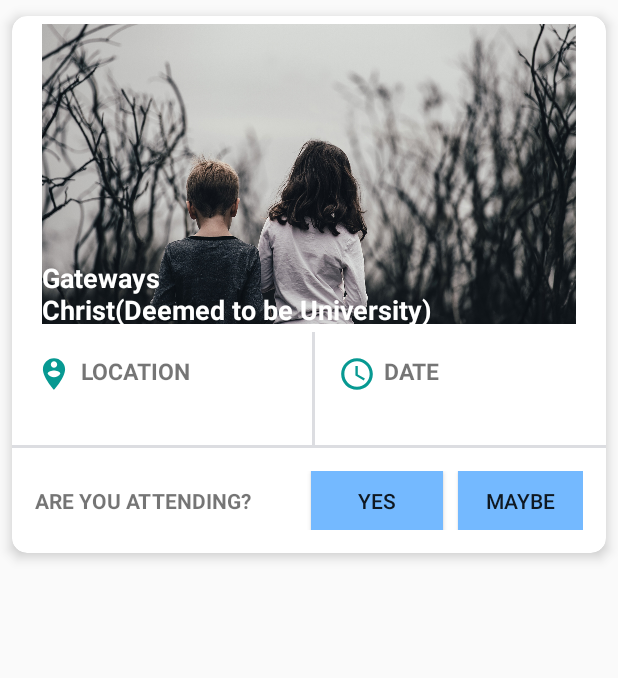
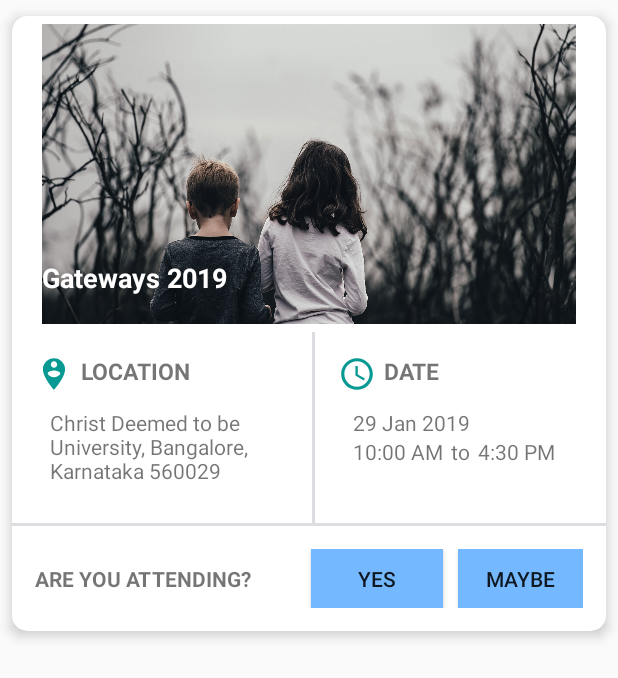
Before and after one commit to Vikash29Singh/EventManagement, an Android app: the layout recyclerview_list_row.xml on its own in the app's theme, with its tools: preview values and no code run, on a phone screen of 412 x 824 dp. Shown: the top 678 px of the screen. Run offline under Robolectric (Android 15) with nearby library versions, the phone set to English and light mode, and no system bars.

Commit message:
new recycler

```diff
--- a/app/src/main/res/layout/recyclerview_list_row.xml
+++ b/app/src/main/res/layout/recyclerview_list_row.xml
@@ -26,7 +26,7 @@
                 android:id="@+id/event_name"
                 android:textAlignment="textStart"
                 android:layout_height="wrap_content"
-                android:text=" Gateways \n Christ(Deemed to be University)"
+                android:text=" Gateways 2019"
                 android:elevation="100dp"
                 android:textColor="@color/white"
                 android:textStyle="bold"
@@ -84,7 +84,9 @@
                         <TextView
                             android:layout_width="wrap_content"
                             android:layout_height="wrap_content"
-                            android:id="@+id/address"/>
+                            android:id="@+id/address"
+                            android:padding="10dp"
+                            android:text="Christ Deemed to be University, Bangalore, Karnataka 560029"/>
 
                     </LinearLayout>
 
@@ -119,10 +121,42 @@
 
                         </LinearLayout>
 
+                        <LinearLayout
+                            android:layout_width="match_parent"
+                            android:layout_height="wrap_content"
+                            android:orientation="vertical"
+                            android:padding="10dp">
                         <TextView
                             android:layout_width="wrap_content"
                             android:layout_height="wrap_content"
-                            android:id="@+id/time"/>
+                            android:id="@+id/time"
+                            android:text="29 Jan 2019" />
+
+                        <LinearLayout
+                            android:layout_width="match_parent"
+                            android:layout_height="wrap_content">
+                        <TextView
+                            android:layout_width="wrap_content"
+                            android:layout_height="wrap_content"
+                            android:id="@+id/stime"
+                            android:text="10:00 AM"
+                            android:layout_marginRight="5dp"/>
+
+                            <TextView
+                                android:layout_width="wrap_content"
+                                android:layout_height="wrap_content"
+                                android:text="to"
+                                android:layout_marginRight="5dp"/>
+
+                            <TextView
+                                android:layout_width="wrap_content"
+                                android:layout_height="wrap_content"
+                                android:id="@+id/etime"
+                                android:text="4:30 PM"/>
+
+                        </LinearLayout>
+
+</LinearLayout>
 
                     </LinearLayout>
 
```
Also changed, not shown: app/src/main/java/com/example/eventmanager/Dashboard_adapter.java (+7 -3 lines), app/src/main/java/com/example/eventmanager/Dashboard_item_model.java (+23 -7 lines).
